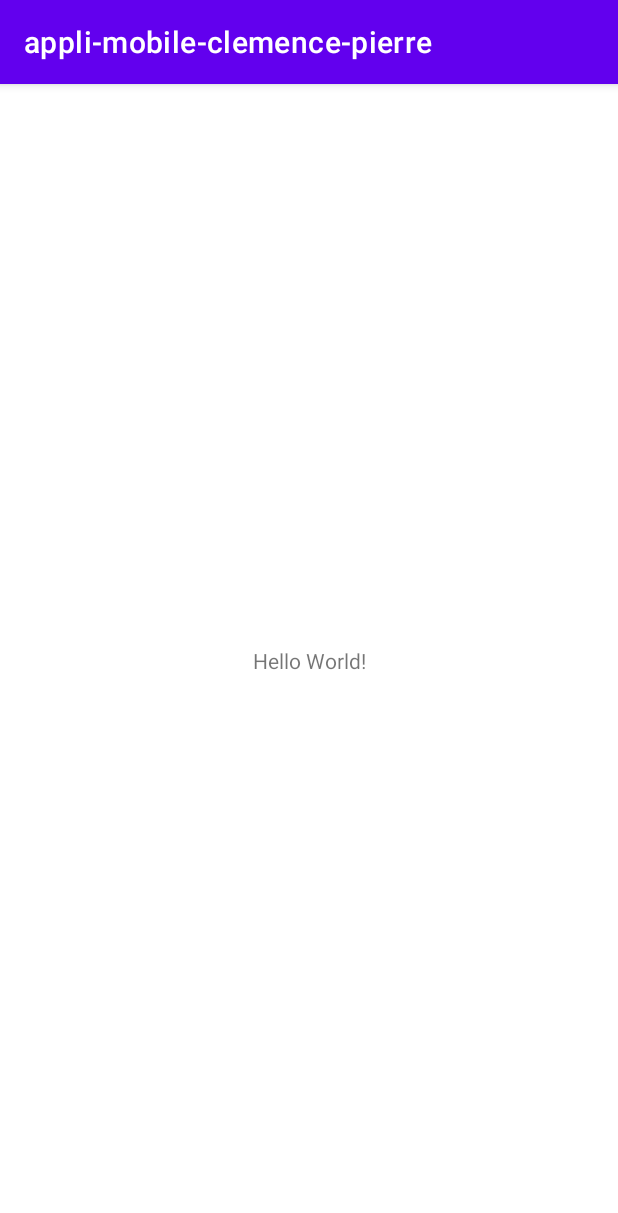
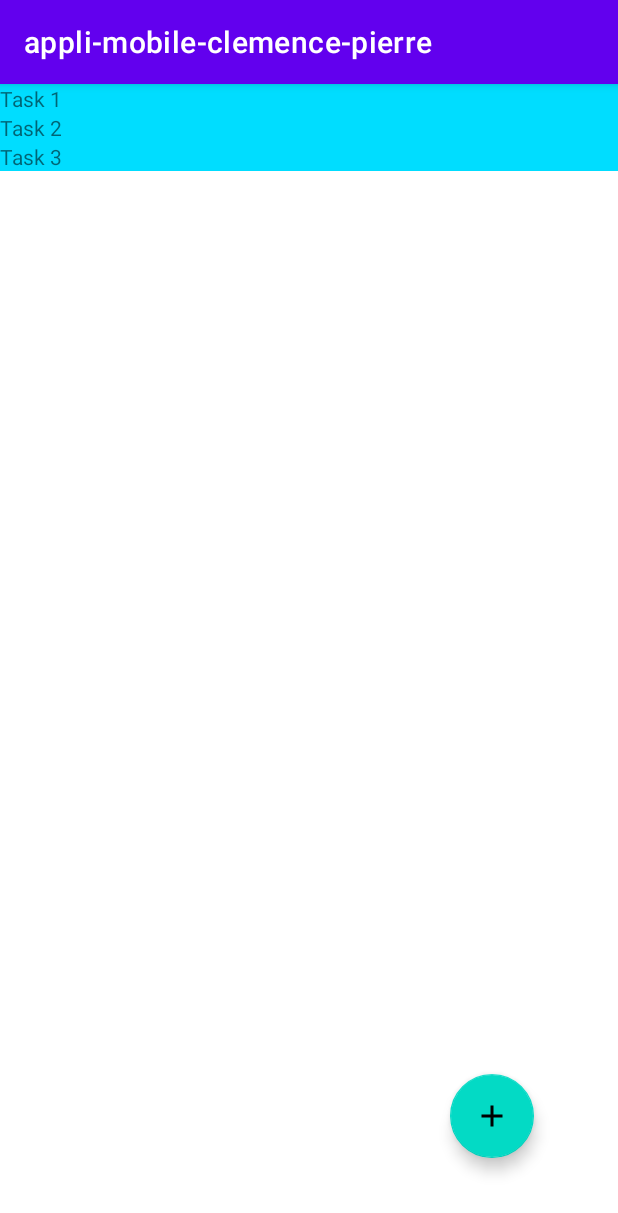
Before and after one commit to Neth0s/app-mobile-jin, an Android app: the screen it shows after launch (MainActivity), on a phone screen of 412 x 824 dp. Shown: the top 1213 px of the screen. Run offline under Robolectric (Android 15) with nearby library versions, the phone set to English and light mode, and no system bars.

Commit message:
TP1 (sans ListAdapter)

```diff
--- a/app/build.gradle
+++ b/app/build.gradle
@@ -41,4 +41,8 @@ dependencies {
     testImplementation 'junit:junit:4.13.2'
     androidTestImplementation 'androidx.test.ext:junit:1.1.3'
     androidTestImplementation 'androidx.test.espresso:espresso-core:3.4.0'
+
+    implementation "androidx.recyclerview:recyclerview:1.2.1"
+    implementation 'androidx.fragment:fragment-ktx:1.4.0'
+    implementation 'androidx.activity:activity-ktx:1.4.0'
 }
--- /dev/null
+++ b/app/src/main/java/com/example/appli_mobile_clemence_pierre/tasklist/Task.kt
@@ -0,0 +1,3 @@
+package com.example.appli_mobile_clemence_pierre.tasklist
+
+data class Task(val id: String, val title: String, val description: String = "")
--- /dev/null
+++ b/app/src/main/java/com/example/appli_mobile_clemence_pierre/tasklist/TaskListAdapter.kt
@@ -0,0 +1,35 @@
+package com.example.appli_mobile_clemence_pierre.tasklist
+
+import android.view.LayoutInflater
+import android.view.View
+import android.view.ViewGroup
+import android.widget.TextView
+import androidx.recyclerview.widget.RecyclerView
+import com.example.appli_mobile_clemence_pierre.R
+
+class TaskListAdapter : RecyclerView.Adapter<TaskListAdapter.TaskViewHolder>() {
+
+    var currentList: List<Task> = emptyList()
+
+    // on utilise `inner` ici afin d'avoir accès aux propriétés de l'adapter directement
+    inner class TaskViewHolder(itemView: View) : RecyclerView.ViewHolder(itemView) {
+        fun bind(taskTitle: Task) {
+            // on affichera les données ici
+            val textView = itemView.findViewById<TextView>(R.id.task_title)
+            textView.text = taskTitle.title
+        }
+    }
+
+    override fun onCreateViewHolder(parent: ViewGroup, viewType: Int): TaskViewHolder {
+        val itemView = LayoutInflater.from(parent.context).inflate(R.layout.item_task, parent, false)
+        return TaskViewHolder(itemView)
+    }
+
+    override fun getItemCount(): Int {
+        return currentList.size
+    }
+
+    override fun onBindViewHolder(holder: TaskViewHolder, position: Int) {
+        holder.bind(currentList[position])
+    }
+}
--- /dev/null
+++ b/app/src/main/java/com/example/appli_mobile_clemence_pierre/tasklist/TaskListFragment.kt
@@ -0,0 +1,46 @@
+package com.example.appli_mobile_clemence_pierre.tasklist
+
+import android.os.Bundle
+import android.view.LayoutInflater
+import android.view.View
+import android.view.ViewGroup
+import androidx.fragment.app.Fragment
+import androidx.recyclerview.widget.RecyclerView
+import com.example.appli_mobile_clemence_pierre.R
+import com.google.android.material.floatingactionbutton.FloatingActionButton
+import java.util.UUID
+
+class TaskListFragment : Fragment() {
+//    private var taskList = listOf("Task 1", "Task 2", "Task 3")
+    private var taskList = listOf(
+        Task(id = "id_1", title = "Task 1", description = "description 1"),
+        Task(id = "id_2", title = "Task 2"),
+        Task(id = "id_3", title = "Task 3")
+    )
+
+    private val adapter = TaskListAdapter()
+
+    override fun onCreateView(
+        inflater: LayoutInflater,
+        container: ViewGroup?,
+        savedInstanceState: Bundle?
+    ): View? {
+        super.onCreateView(inflater, container, savedInstanceState)
+        adapter.currentList = taskList
+        return inflater.inflate(R.layout.fragment_task_list, container, false)
+    }
+
+    override fun onViewCreated(view: View, savedInstanceState: Bundle?) {
+        super.onViewCreated(view, savedInstanceState)
+        val recyclerView = view.findViewById<RecyclerView>(R.id.recycler_view)
+        recyclerView.adapter = adapter
+        val floatingActionButton = view.findViewById<FloatingActionButton>(R.id.floatingActionButton)
+        floatingActionButton.setOnClickListener {
+            val newTask = Task(id = UUID.randomUUID().toString(), title = "Task ${taskList.size + 1}")
+            taskList += newTask
+            adapter.currentList = taskList
+            adapter.notifyItemChanged(taskList.size)
+//            adapter.notifyDataSetChanged()
+        }
+    }
+}
--- /dev/null
+++ b/app/src/main/res/drawable/ic_baseline_add_24.xml
@@ -0,0 +1,5 @@
+<vector android:height="24dp" android:tint="#456D20"
+    android:viewportHeight="24" android:viewportWidth="24"
+    android:width="24dp" xmlns:android="http://schemas.android.com/apk/res/android">
+    <path android:fillColor="@android:color/white" android:pathData="M19,13h-6v6h-2v-6H5v-2h6V5h2v6h6v2z"/>
+</vector>
--- a/app/src/main/res/layout/activity_main.xml
+++ b/app/src/main/res/layout/activity_main.xml
@@ -6,13 +6,18 @@
     android:layout_height="match_parent"
     tools:context=".MainActivity">
 
-    <TextView
-        android:layout_width="wrap_content"
-        android:layout_height="wrap_content"
-        android:text="Hello World!"
-        app:layout_constraintBottom_toBottomOf="parent"
-        app:layout_constraintEnd_toEndOf="parent"
-        app:layout_constraintStart_toStartOf="parent"
-        app:layout_constraintTop_toTopOf="parent" />
+    <androidx.fragment.app.FragmentContainerView
+        android:name="com.example.appli_mobile_clemence_pierre.tasklist.TaskListFragment"
+        android:id="@+id/fragment_tasklist"
+        android:layout_width="match_parent"
+        android:layout_height="match_parent" />
+<!--    <TextView-->
+<!--        android:layout_width="wrap_content"-->
+<!--        android:layout_height="wrap_content"-->
+<!--        android:text="Hello World!"-->
+<!--        app:layout_constraintBottom_toBottomOf="parent"-->
+<!--        app:layout_constraintEnd_toEndOf="parent"-->
+<!--        app:layout_constraintStart_toStartOf="parent"-->
+<!--        app:layout_constraintTop_toTopOf="parent" />-->
 
 </androidx.constraintlayout.widget.ConstraintLayout>
--- /dev/null
+++ b/app/src/main/res/layout/fragment_task_list.xml
@@ -0,0 +1,27 @@
+<?xml version="1.0" encoding="utf-8"?>
+<androidx.constraintlayout.widget.ConstraintLayout xmlns:android="http://schemas.android.com/apk/res/android"
+    xmlns:tools="http://schemas.android.com/tools"
+    android:layout_width="match_parent"
+    android:layout_height="match_parent"
+    xmlns:app="http://schemas.android.com/apk/res-auto">
+
+    <androidx.recyclerview.widget.RecyclerView
+        android:layout_width="match_parent"
+        android:layout_height="match_parent"
+        app:layoutManager="androidx.recyclerview.widget.LinearLayoutManager"
+        android:id="@+id/recycler_view">
+
+    </androidx.recyclerview.widget.RecyclerView>
+
+    <com.google.android.material.floatingactionbutton.FloatingActionButton
+        android:id="@+id/floatingActionButton"
+        android:layout_width="wrap_content"
+        android:layout_height="wrap_content"
+        android:layout_marginEnd="56dp"
+        android:layout_marginBottom="52dp"
+        android:clickable="true"
+        app:layout_constraintBottom_toBottomOf="parent"
+        app:layout_constraintEnd_toEndOf="parent"
+        app:srcCompat="@drawable/ic_baseline_add_24" />
+
+</androidx.constraintlayout.widget.ConstraintLayout>
--- /dev/null
+++ b/app/src/main/res/layout/item_task.xml
@@ -0,0 +1,19 @@
+<?xml version="1.0" encoding="utf-8"?>
+<LinearLayout
+    xmlns:android="http://schemas.android.com/apk/res/android"
+    android:orientation="vertical"
+    android:layout_width="match_parent"
+    android:layout_height="wrap_content">
+
+    <TextView
+        android:id="@+id/task_title"
+        android:background="@android:color/holo_blue_bright"
+        android:layout_width="match_parent"
+        android:layout_height="wrap_content" />
+</LinearLayout>
+
+<!--<androidx.constraintlayout.widget.ConstraintLayout xmlns:android="http://schemas.android.com/apk/res/android"-->
+<!--    android:layout_width="match_parent"-->
+<!--    android:layout_height="match_parent">-->
+
+<!--</androidx.constraintlayout.widget.ConstraintLayout>-->
```
